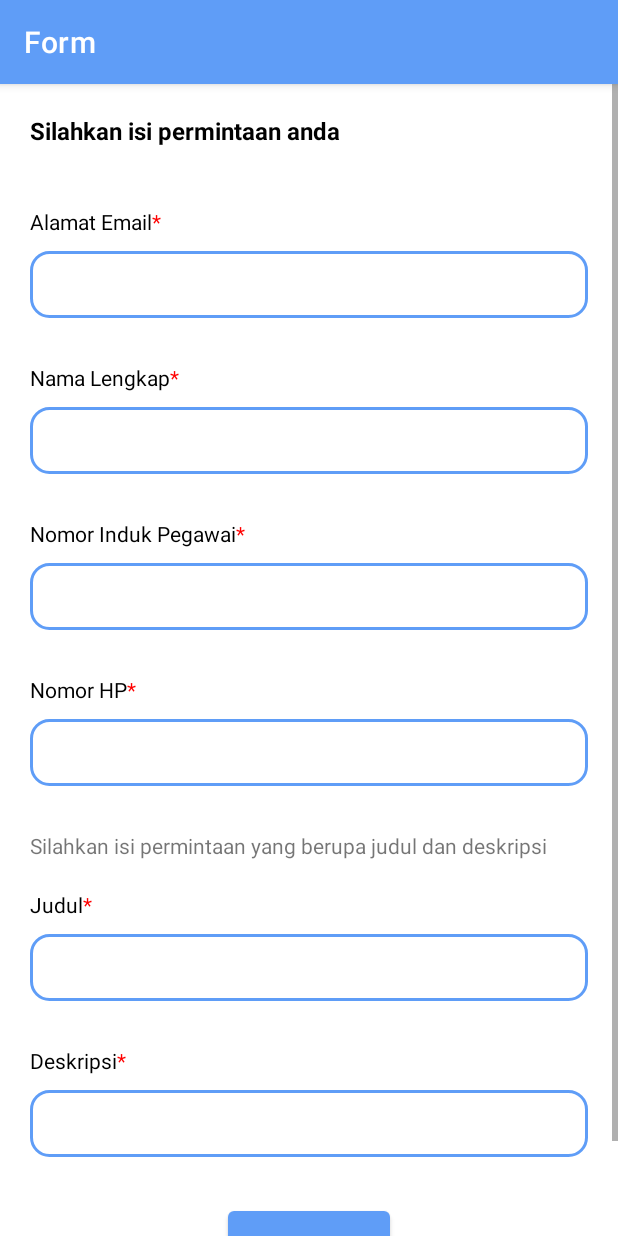
After one commit to Rezazu/stela_skripsi, an Android app: the FormActivity screen opened directly, with no data from a screen before it, on a phone screen of 412 x 824 dp. The commit adds this screen. Run offline under Robolectric (Android 15) with nearby library versions, the phone set to English and light mode, and no system bars.

Commit message:
layout-form

```diff
--- a/app/build.gradle
+++ b/app/build.gradle
@@ -4,12 +4,12 @@ plugins {
 }
 
 android {
-    compileSdk 32
+    compileSdk 33
 
     defaultConfig {
         applicationId "com.example.stela_android"
         minSdk 21
-        targetSdk 32
+        targetSdk 33
         versionCode 1
         versionName "1.0"
 
@@ -37,7 +37,6 @@ dependencies {
     implementation 'androidx.appcompat:appcompat:1.5.1'
     implementation 'com.google.android.material:material:1.6.1'
     implementation 'androidx.constraintlayout:constraintlayout:2.1.4'
-    testImplementation 'junit:junit:4.+'
     androidTestImplementation 'androidx.test.ext:junit:1.1.3'
     androidTestImplementation 'androidx.test.espresso:espresso-core:3.4.0'
 }
--- a/app/src/main/AndroidManifest.xml
+++ b/app/src/main/AndroidManifest.xml
@@ -10,6 +10,13 @@
         android:supportsRtl="true"
         android:theme="@style/Theme.Stelaandroid">
         <activity
+            android:name=".FormActivity"
+            android:exported="true">
+            <meta-data
+                android:name="android.app.lib_name"
+                android:value="" />
+        </activity>
+        <activity
             android:name=".MainActivity"
             android:exported="true">
             <intent-filter>
--- /dev/null
+++ b/app/src/main/java/com/example/stela_android/FormActivity.kt
@@ -0,0 +1,12 @@
+package com.example.stela_android
+
+import androidx.appcompat.app.AppCompatActivity
+import android.os.Bundle
+
+class FormActivity : AppCompatActivity() {
+    override fun onCreate(savedInstanceState: Bundle?) {
+        super.onCreate(savedInstanceState)
+        setContentView(R.layout.activity_form)
+        this.title = "Form"
+    }
+}
--- a/app/src/main/java/com/example/stela_android/MainActivity.kt
+++ b/app/src/main/java/com/example/stela_android/MainActivity.kt
@@ -1,11 +1,18 @@
 package com.example.stela_android
 
+import android.content.Intent
 import androidx.appcompat.app.AppCompatActivity
 import android.os.Bundle
-
+import android.widget.Button
 class MainActivity : AppCompatActivity() {
     override fun onCreate(savedInstanceState: Bundle?) {
         super.onCreate(savedInstanceState)
         setContentView(R.layout.activity_main)
+
+        val button = findViewById<Button>(R.id.goTo)
+        button.setOnClickListener{
+            val intent = Intent(this, FormActivity::class.java)
+            startActivity(intent)
+        }
     }
 }
--- /dev/null
+++ b/app/src/main/res/drawable/edit_text_border.xml
@@ -0,0 +1,14 @@
+<shape
+    xmlns:android="http://schemas.android.com/apk/res/android"
+    android:shape="rectangle">
+    <solid
+        android:color="@android:color/transparent"/>
+    <corners
+        android:bottomRightRadius="12dp"
+        android:bottomLeftRadius="12dp"
+        android:topLeftRadius="12dp"
+        android:topRightRadius="12dp"/>
+    <stroke
+        android:color="#5F9DF7"
+        android:width="2dp"/>
+</shape>
--- /dev/null
+++ b/app/src/main/res/layout/activity_form.xml
@@ -0,0 +1,162 @@
+<?xml version="1.0" encoding="utf-8"?>
+
+<androidx.constraintlayout.widget.ConstraintLayout xmlns:android="http://schemas.android.com/apk/res/android"
+    xmlns:app="http://schemas.android.com/apk/res-auto"
+    xmlns:tools="http://schemas.android.com/tools"
+    android:layout_width="match_parent"
+    android:layout_height="match_parent"
+    tools:context=".FormActivity">
+
+    <ScrollView
+        android:layout_width="match_parent"
+        android:layout_height="match_parent"
+        tools:layout_editor_absoluteX="0dp"
+        tools:layout_editor_absoluteY="103dp">
+
+        <LinearLayout
+            android:layout_width="match_parent"
+            android:layout_height="wrap_content"
+            android:orientation="vertical"
+            android:padding="20dp">
+
+            <TextView
+                android:id="@+id/header"
+                android:layout_width="match_parent"
+                android:layout_height="wrap_content"
+                android:layout_marginBottom="40dp"
+                android:text="Silahkan isi permintaan anda"
+                android:textColor="#000000"
+                android:textSize="16sp"
+                android:textStyle="bold" />
+
+            <TextView
+                android:id="@+id/headerEmail"
+                android:layout_width="match_parent"
+                android:layout_height="wrap_content"
+                android:layout_marginBottom="10dp"
+                android:text="@string/email"
+                android:textColor="#000000" />
+
+            <EditText
+                android:id="@+id/email"
+                android:layout_width="match_parent"
+                android:layout_height="wrap_content"
+                android:layout_marginBottom="30dp"
+                android:background="@drawable/edit_text_border"
+                android:ems="10"
+                android:inputType="textEmailAddress"
+                android:paddingHorizontal="15dp"
+                android:paddingVertical="10dp" />
+
+            <TextView
+                android:id="@+id/headerNama"
+                android:layout_width="match_parent"
+                android:layout_height="wrap_content"
+                android:layout_marginBottom="10dp"
+                android:text="@string/nama_lengkap"
+                android:textColor="#000000" />
+
+            <EditText
+                android:id="@+id/nama"
+                android:layout_width="match_parent"
+                android:layout_height="wrap_content"
+                android:layout_marginBottom="30dp"
+                android:background="@drawable/edit_text_border"
+                android:ems="10"
+                android:inputType="text"
+                android:paddingHorizontal="15dp"
+                android:paddingVertical="10dp" />
+
+            <TextView
+                android:id="@+id/headerNIP"
+                android:layout_width="match_parent"
+                android:layout_height="wrap_content"
+                android:layout_marginBottom="10dp"
+                android:text="@string/nip"
+                android:textColor="#000000" />
+
+            <EditText
+                android:id="@+id/NIP"
+                android:layout_width="match_parent"
+                android:layout_height="wrap_content"
+                android:layout_marginBottom="30dp"
+                android:background="@drawable/edit_text_border"
+                android:ems="10"
+                android:inputType="number"
+                android:paddingHorizontal="15dp"
+                android:paddingVertical="10dp" />
+
+            <TextView
+                android:id="@+id/headerHP"
+                android:layout_width="match_parent"
+                android:layout_height="wrap_content"
+                android:layout_marginBottom="10dp"
+                android:text="@string/no_hp"
+                android:textColor="#000000" />
+
+            <EditText
+                android:id="@+id/no_hp"
+                android:layout_width="match_parent"
+                android:layout_height="wrap_content"
+                android:layout_marginBottom="30dp"
+                android:background="@drawable/edit_text_border"
+                android:ems="10"
+                android:inputType="number"
+                android:paddingHorizontal="15dp"
+                android:paddingVertical="10dp" />
+
+            <TextView
+                android:layout_width="match_parent"
+                android:layout_height="wrap_content"
+                android:layout_marginBottom="20dp"
+                android:text="Silahkan isi permintaan yang berupa judul dan deskripsi" />
+
+            <TextView
+                android:id="@+id/headerJudul"
+                android:layout_width="match_parent"
+                android:layout_height="wrap_content"
+                android:layout_marginBottom="10dp"
+                android:text="@string/judul"
+                android:textColor="#000000" />
+
+            <EditText
+                android:id="@+id/judul"
+                android:layout_width="match_parent"
+                android:layout_height="wrap_content"
+                android:layout_marginBottom="30dp"
+                android:background="@drawable/edit_text_border"
+                android:ems="10"
+                android:inputType="text"
+                android:paddingHorizontal="15dp"
+                android:paddingVertical="10dp" />
+
+            <TextView
+                android:id="@+id/headerDeskripsi"
+                android:layout_width="match_parent"
+                android:layout_height="wrap_content"
+                android:layout_marginBottom="10dp"
+                android:text="@string/deskripsi"
+                android:textColor="#000000" />
+
+            <EditText
+                android:id="@+id/deskripsi"
+                android:layout_width="match_parent"
+                android:layout_height="wrap_content"
+                android:layout_marginBottom="30dp"
+                android:background="@drawable/edit_text_border"
+                android:ems="10"
+                android:inputType="textMultiLine"
+                android:paddingHorizontal="15dp"
+                android:paddingVertical="10dp" />
+
+            <Button
+                android:id="@+id/goTo"
+                android:layout_width="wrap_content"
+                android:layout_height="wrap_content"
+                android:layout_gravity="center"
+                android:paddingHorizontal="10dp"
+                android:paddingVertical="20dp"
+                android:text="Buat Tiket" />
+        </LinearLayout>
+    </ScrollView>
+</androidx.constraintlayout.widget.ConstraintLayout>
--- a/app/src/main/res/layout/activity_main.xml
+++ b/app/src/main/res/layout/activity_main.xml
@@ -1,18 +1,16 @@
 <?xml version="1.0" encoding="utf-8"?>
-<androidx.constraintlayout.widget.ConstraintLayout xmlns:android="http://schemas.android.com/apk/res/android"
+<RelativeLayout
+    xmlns:android="http://schemas.android.com/apk/res/android"
+    xmlns:tools="http://schemas.android.com/tools"
     xmlns:app="http://schemas.android.com/apk/res-auto"
-    xmlns:tools="http://schemas.android.com/tools"
     android:layout_width="match_parent"
     android:layout_height="match_parent"
     tools:context=".MainActivity">
 
-    <TextView
+    <Button
+        android:id="@+id/goTo"
+        android:layout_centerInParent="true"
         android:layout_width="wrap_content"
         android:layout_height="wrap_content"
-        android:text="Hello World!"
-        app:layout_constraintBottom_toBottomOf="parent"
-        app:layout_constraintLeft_toLeftOf="parent"
-        app:layout_constraintRight_toRightOf="parent"
-        app:layout_constraintTop_toTopOf="parent" />
-
-</androidx.constraintlayout.widget.ConstraintLayout>
+        android:text="Ke halaman Form"/>
+</RelativeLayout>
--- a/app/src/main/res/values/strings.xml
+++ b/app/src/main/res/values/strings.xml
@@ -1,3 +1,9 @@
 <resources>
-    <string name="app_name">stela-android</string>
+    <string name="app_name">STELA</string>
+    <string name="email">Alamat Email<font color='#FF0000'>*</font></string>
+    <string name="nama_lengkap">Nama Lengkap<font color='#FF0000'>*</font></string>
+    <string name="nip">Nomor Induk Pegawai<font color='#FF0000'>*</font></string>
+    <string name="no_hp">Nomor HP<font color='#FF0000'>*</font></string>
+    <string name="judul">Judul<font color='#FF0000'>*</font></string>
+    <string name="deskripsi">Deskripsi<font color='#FF0000'>*</font></string>
 </resources>
--- a/app/src/main/res/values/themes.xml
+++ b/app/src/main/res/values/themes.xml
@@ -2,8 +2,8 @@
     <!-- Base application theme. -->
     <style name="Theme.Stelaandroid" parent="Theme.MaterialComponents.DayNight.DarkActionBar">
         <!-- Primary brand color. -->
-        <item name="colorPrimary">@color/purple_500</item>
-        <item name="colorPrimaryVariant">@color/purple_700</item>
+        <item name="colorPrimary">#FF5F9DF7</item>
+        <item name="colorPrimaryVariant">#FF5F9DF7</item>
         <item name="colorOnPrimary">@color/white</item>
         <!-- Secondary brand color. -->
         <item name="colorSecondary">@color/teal_200</item>
--- a/build.gradle
+++ b/build.gradle
@@ -5,7 +5,7 @@ buildscript {
         mavenCentral()
     }
     dependencies {
-        classpath "com.android.tools.build:gradle:7.0.4"
+        classpath 'com.android.tools.build:gradle:7.3.0'
         classpath "org.jetbrains.kotlin:kotlin-gradle-plugin:1.6.10"
 
         // NOTE: Do not place your application dependencies here; they belong
--- a/settings.gradle
+++ b/settings.gradle
@@ -6,5 +6,5 @@ dependencyResolutionManagement {
         jcenter() // Warning: this repository is going to shut down soon
     }
 }
-rootProject.name = "stela-android"
+rootProject.name = "STELA"
 include ':app'
```
Also changed, not shown: gradle/wrapper/gradle-wrapper.properties.
